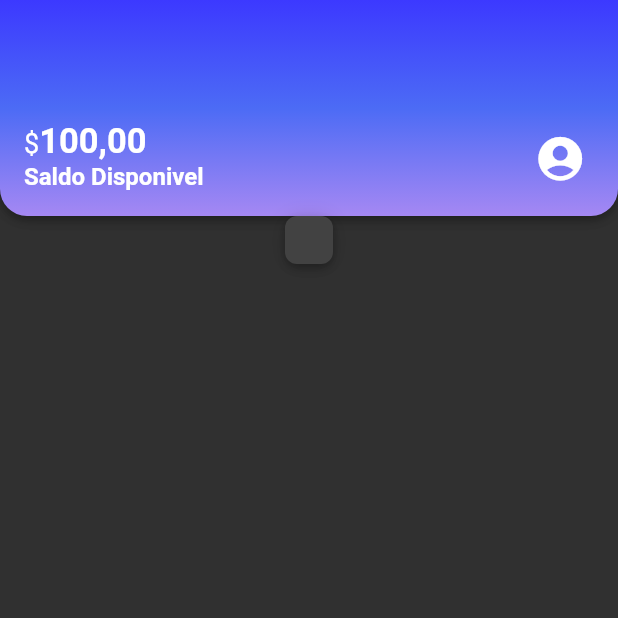
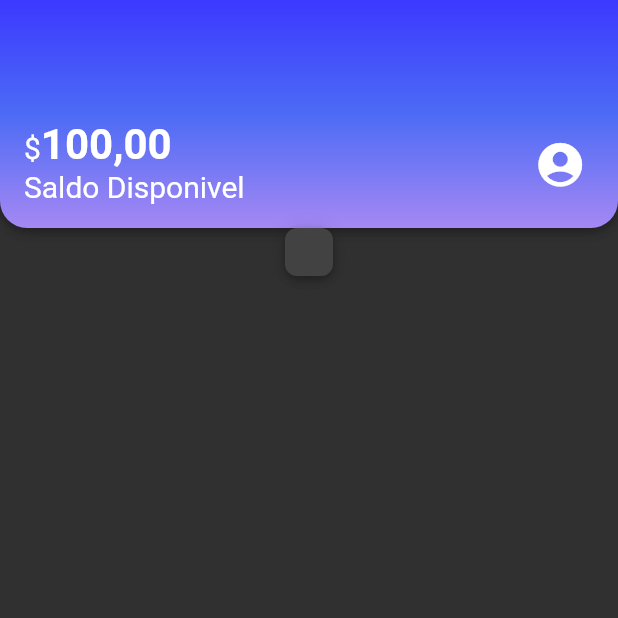
Before and after one commit to bath0ry/mybank_flutter, a Flutter app: the screen it shows after launch, on a phone screen of 412 x 824 dp, the top half of it. Run offline on Flutter 3.47's test engine with Material 2 defaults, Android fonts, the light colour scheme and no system bars.

Commit message:
add theme folder/add app theme and theme colors/customize texts app/implement colors in app theme

```diff
--- a/lib/components/view/header_widget.dart
+++ b/lib/components/view/header_widget.dart
@@ -1,7 +1,7 @@
-import 'package:flutter/cupertino.dart';
+import 'package:alubank_flutter/theme/app_theme.dart';
+import 'package:alubank_flutter/theme/theme_colors.dart';
+
 import 'package:flutter/material.dart';
-import 'package:flutter/src/widgets/container.dart';
-import 'package:flutter/src/widgets/framework.dart';
 
 class Header extends StatelessWidget {
   const Header({super.key});
@@ -11,17 +11,13 @@ class Header extends StatelessWidget {
     return Container(
       decoration: BoxDecoration(
           boxShadow: kElevationToShadow[4],
-          borderRadius: BorderRadius.only(
+          borderRadius: const BorderRadius.only(
               bottomLeft: Radius.circular(18),
               bottomRight: Radius.circular(18)),
-          gradient: LinearGradient(
+          gradient: const LinearGradient(
               begin: Alignment.topCenter,
               end: Alignment.bottomCenter,
-              colors: [
-                Color.fromARGB(255, 60, 57, 255),
-                Color.fromARGB(255, 76, 107, 245),
-                Color.fromARGB(255, 165, 136, 243),
-              ])),
+              colors: ThemeColors.headerGradientColors)),
       child: Padding(
         padding: const EdgeInsets.fromLTRB(16, 80, 16, 16),
         child: Row(
@@ -30,31 +26,19 @@ class Header extends StatelessWidget {
             Column(
               crossAxisAlignment: CrossAxisAlignment.start,
               children: [
-                Text.rich(TextSpan(
-                    text: '\$',
-                    style: TextStyle(
-                      fontSize: 18,
-                    ),
-                    children: [
-                      TextSpan(
-                          text: '100,00',
-                          style: TextStyle(
-                            fontSize: 23,
-                            fontWeight: FontWeight.bold,
-                          ))
-                    ])),
+                Text.rich(TextSpan(text: '\$', children: [
+                  TextSpan(
+                      text: '100,00',
+                      style: Theme.of(context).textTheme.bodyLarge)
+                ])),
                 Text(
                   'Saldo Disponivel',
-                  style: TextStyle(
-                    fontSize: 16,
-                    fontWeight: FontWeight.bold,
-                  ),
                 ),
               ],
             ),
             IconButton(
                 onPressed: () {},
-                icon: Icon(
+                icon: const Icon(
                   Icons.account_circle,
                   size: 35,
                 ))
--- a/lib/main.dart
+++ b/lib/main.dart
@@ -1,3 +1,4 @@
+import 'package:alubank_flutter/theme/app_theme.dart';
 import 'package:flutter/material.dart';
 
 import 'Home/home_page.dart';
@@ -14,7 +15,7 @@ class MyApp extends StatelessWidget {
   Widget build(BuildContext context) {
     return MaterialApp(
       debugShowCheckedModeBanner: false,
-      theme: ThemeData.dark(),
+      theme: AppTheme,
       home: const HomePage(),
     );
   }
--- /dev/null
+++ b/lib/theme/app_theme.dart
@@ -0,0 +1,10 @@
+import 'package:alubank_flutter/theme/theme_colors.dart';
+import 'package:flutter/material.dart';
+
+ThemeData AppTheme = ThemeData(
+    primaryColor: ThemeColors.primaryColor,
+    primarySwatch: ThemeColors.primaryColor,
+    brightness: Brightness.dark,
+    textTheme: TextTheme(
+        bodyMedium: TextStyle(fontSize: 20),
+        bodyLarge: TextStyle(fontSize: 28, fontWeight: FontWeight.bold)));
--- /dev/null
+++ b/lib/theme/theme_colors.dart
@@ -0,0 +1,10 @@
+import 'package:flutter/material.dart';
+
+class ThemeColors {
+  static const MaterialColor primaryColor = Colors.pink;
+  static const List<Color> headerGradientColors = [
+    Color.fromARGB(255, 60, 57, 255),
+    Color.fromARGB(255, 76, 107, 245),
+    Color.fromARGB(255, 165, 136, 243),
+  ];
+}
```
